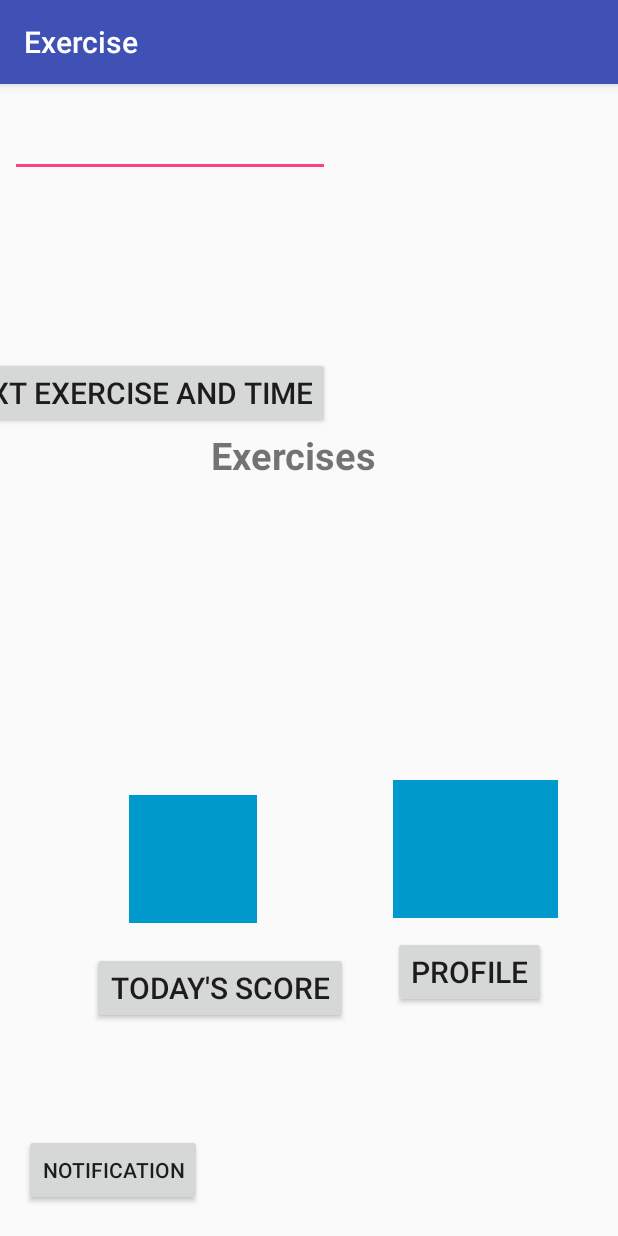
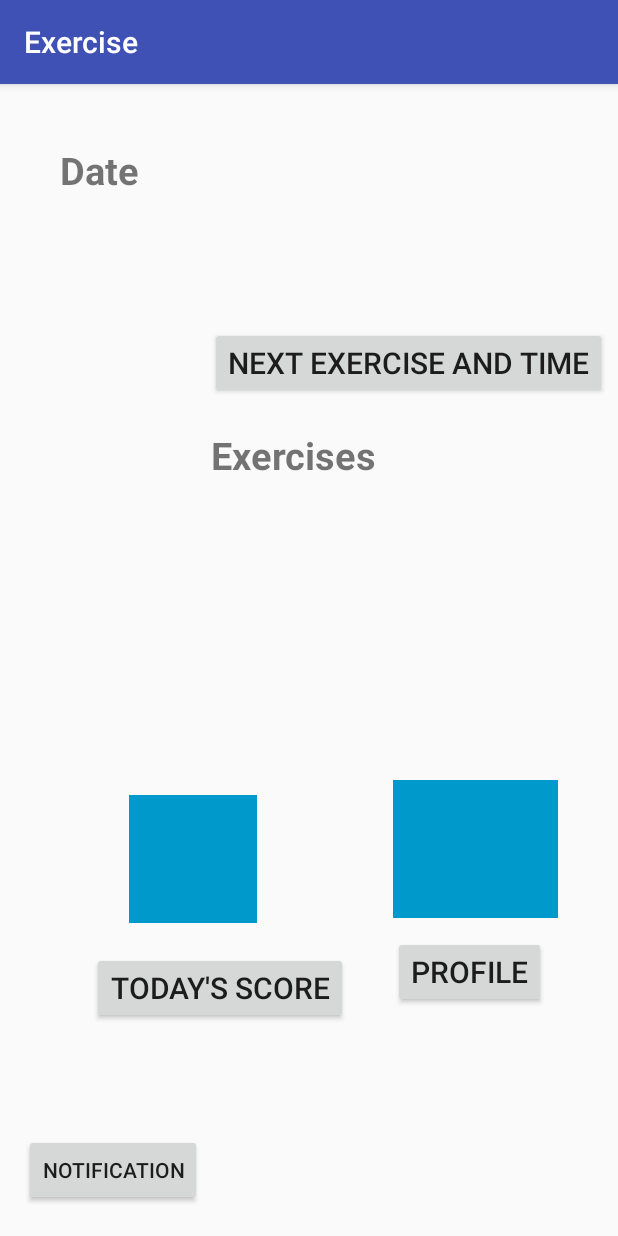
Before and after one commit to AppsForGoodExercise/Exercise, an Android app: the screen it shows after launch (MainActivity), on a phone screen of 412 x 824 dp. Run offline under Robolectric (Android 15) with nearby library versions, the light colour scheme and no system bars.

Commit message:
updated homepage

```diff
--- a/app/src/main/res/layout/activity_main.xml
+++ b/app/src/main/res/layout/activity_main.xml
@@ -10,11 +10,13 @@
         android:id="@+id/dateButton"
         android:layout_width="wrap_content"
         android:layout_height="wrap_content"
-        android:layout_marginTop="120dp"
+        android:layout_marginBottom="20dp"
+        android:layout_marginStart="132dp"
         android:text="@string/dateButton"
         android:textSize="20sp"
-        app:layout_constraintEnd_toEndOf="@+id/editText"
-        app:layout_constraintTop_toBottomOf="@+id/editText" />
+        app:layout_constraintBottom_toTopOf="@+id/exerciseTitle"
+        app:layout_constraintStart_toStartOf="@+id/exerciseListScroll"
+        android:layout_marginLeft="132dp" />
 
     <TextView
         android:id="@+id/exerciseTitle"
@@ -32,27 +34,14 @@
         android:id="@+id/dateTitle"
         android:layout_width="wrap_content"
         android:layout_height="wrap_content"
-        android:layout_marginEnd="40dp"
         android:layout_marginStart="40dp"
         android:layout_marginTop="40dp"
         android:text="@string/dateSTR"
         android:textSize="25sp"
         android:textStyle="bold"
-        app:layout_constraintEnd_toStartOf="@+id/editText"
         app:layout_constraintStart_toStartOf="parent"
-        app:layout_constraintTop_toTopOf="parent" />
-
-    <EditText
-        android:id="@+id/editText"
-        android:layout_width="wrap_content"
-        android:layout_height="30dp"
-        android:layout_marginEnd="192dp"
-        android:layout_marginRight="192dp"
-        android:layout_marginTop="32dp"
-        android:ems="10"
-        android:inputType="date"
-        app:layout_constraintEnd_toEndOf="parent"
-        app:layout_constraintTop_toTopOf="parent" />
+        app:layout_constraintTop_toTopOf="parent"
+        android:layout_marginLeft="40dp" />
 
     <HorizontalScrollView
         android:id="@+id/exerciseListScroll"
@@ -79,11 +68,11 @@
         android:layout_height="wrap_content"
         android:layout_marginBottom="152dp"
         android:layout_marginEnd="48dp"
-        android:layout_marginRight="48dp"
         android:text="@string/profileSTR"
         android:textSize="20sp"
         app:layout_constraintBottom_toBottomOf="parent"
-        app:layout_constraintEnd_toEndOf="parent" />
+        app:layout_constraintEnd_toEndOf="parent"
+        android:layout_marginRight="48dp" />
 
     <ImageView
         android:id="@+id/imageView"
@@ -91,14 +80,14 @@
         android:layout_height="92dp"
         android:layout_marginBottom="163dp"
         android:layout_marginEnd="40dp"
-        android:layout_marginRight="40dp"
         app:layout_constraintBottom_toBottomOf="parent"
         app:layout_constraintEnd_toEndOf="parent"
         app:layout_constraintHorizontal_bias="1.0"
         app:layout_constraintStart_toEndOf="@+id/imageView2"
         app:layout_constraintStart_toStartOf="@+id/profileButton"
         app:layout_constraintTop_toBottomOf="@+id/exerciseListScroll"
-        app:srcCompat="@android:color/holo_blue_dark" />
+        app:srcCompat="@android:color/holo_blue_dark"
+        android:layout_marginRight="40dp" />
 
     <ImageView
         android:id="@+id/imageView2"
@@ -106,9 +95,7 @@
         android:layout_height="85dp"
         android:layout_marginBottom="10dp"
         android:layout_marginEnd="110dp"
-        android:layout_marginRight="110dp"
         android:layout_marginStart="86dp"
-        android:layout_marginLeft="86dp"
         android:layout_marginTop="10dp"
         app:layout_constraintBottom_toBottomOf="@+id/imageView"
         app:layout_constraintEnd_toStartOf="@+id/imageView"
@@ -116,19 +103,21 @@
         app:layout_constraintStart_toStartOf="parent"
         app:layout_constraintTop_toTopOf="@+id/imageView"
         app:layout_constraintVertical_bias="0.0"
-        app:srcCompat="@android:color/holo_blue_dark" />
+        app:srcCompat="@android:color/holo_blue_dark"
+        android:layout_marginRight="110dp"
+        android:layout_marginLeft="86dp" />
 
     <Button
         android:id="@+id/scoreBut"
         android:layout_width="wrap_content"
         android:layout_height="wrap_content"
         android:layout_marginStart="61dp"
-        android:layout_marginLeft="61dp"
         android:layout_marginTop="19dp"
         android:text="@string/scoretitle"
         android:textSize="20sp"
         app:layout_constraintStart_toStartOf="parent"
-        app:layout_constraintTop_toBottomOf="@+id/imageView2" />
+        app:layout_constraintTop_toBottomOf="@+id/imageView2"
+        android:layout_marginLeft="61dp" />
 
     <Button
         android:id="@+id/notify"
@@ -136,9 +125,9 @@
         android:layout_height="wrap_content"
         android:layout_marginBottom="20dp"
         android:layout_marginStart="16dp"
-        android:layout_marginLeft="16dp"
         android:text="@string/notification"
         app:layout_constraintBottom_toBottomOf="parent"
-        app:layout_constraintStart_toStartOf="parent" />
+        app:layout_constraintStart_toStartOf="parent"
+        android:layout_marginLeft="16dp" />
 
 </android.support.constraint.ConstraintLayout>
```
